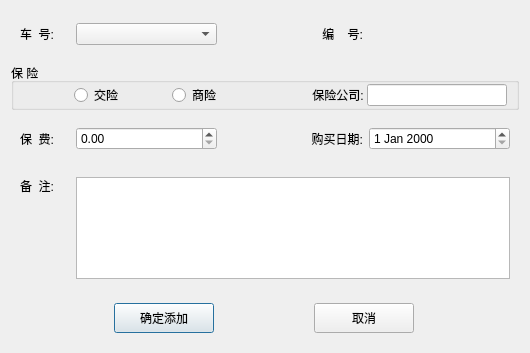
Above: ui/dialog/car/insurancedialog.ui from longcp/CarRentalManagement before the change. Below: the same form after it.
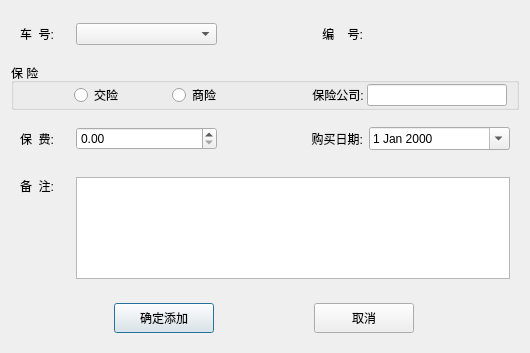
That is the form after the change.

```diff
--- a/ui/dialog/car/insurancedialog.ui
+++ b/ui/dialog/car/insurancedialog.ui
@@ -209,7 +209,11 @@
        </widget>
       </item>
       <item>
-       <widget class="QDateEdit" name="dateDateEdit"/>
+       <widget class="QDateEdit" name="dateDateEdit">
+        <property name="calendarPopup">
+         <bool>true</bool>
+        </property>
+       </widget>
       </item>
      </layout>
     </widget>
```
